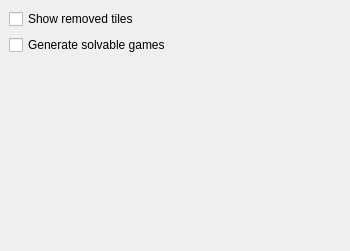
Qt form settings.ui (KDE/kmahjongg) before a commit.
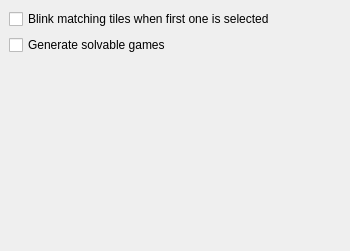
The same form after that commit.

Commit message: Move "Show Matching Tiles" option from menu to configuration dialog, rename to make it easier to understand. Remove "Show removed tiles" option, as it is not implemented (and will not be ready for 4.0).

```diff
--- a/settings.ui
+++ b/settings.ui
@@ -19,7 +19,7 @@
    <item>
     <widget class="QCheckBox" name="kcfg_ShowRemoved" >
      <property name="text" >
-      <string>Show removed tiles</string>
+      <string>Blink matching tiles when first one is selected</string>
      </property>
     </widget>
    </item>
```
Left out of the diff: 2 changed lines with no effect on the pictures. The commit also changes 4 other files.
